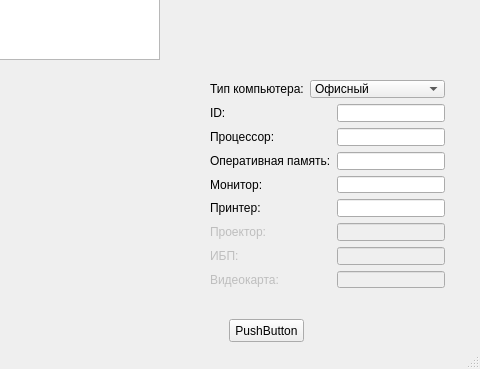
chalexyur/sadb, file mainwindow.ui: the form before one commit; both pictures show x 651 to 1131 and y 307 to 676 of the 1131 by 676 pixel window.
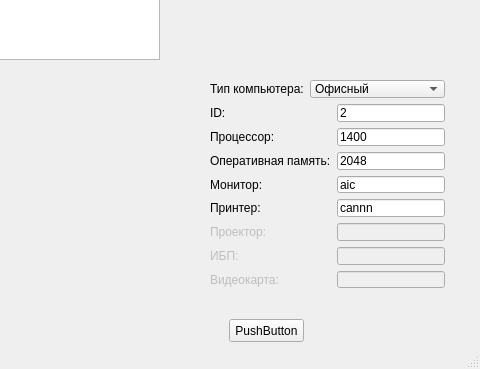
The form after the commit. Icons and pictures are not drawn.

Patch:
```diff
--- a/mainwindow.ui
+++ b/mainwindow.ui
@@ -171,6 +171,9 @@
        <property name="inputMask">
         <string>9</string>
        </property>
+       <property name="text">
+        <string>2</string>
+       </property>
        <property name="readOnly">
         <bool>true</bool>
        </property>
@@ -200,6 +203,9 @@
        <property name="inputMask">
         <string>99999</string>
        </property>
+       <property name="text">
+        <string>1400</string>
+       </property>
       </widget>
      </item>
      <item row="3" column="0" colspan="2">
@@ -220,6 +226,9 @@
        <property name="inputMask">
         <string>99999</string>
        </property>
+       <property name="text">
+        <string>2048</string>
+       </property>
       </widget>
      </item>
      <item row="4" column="0">
@@ -237,6 +246,9 @@
        <property name="enabled">
         <bool>true</bool>
        </property>
+       <property name="text">
+        <string>aic</string>
+       </property>
       </widget>
      </item>
      <item row="5" column="0">
@@ -254,6 +266,9 @@
        <property name="enabled">
         <bool>true</bool>
        </property>
+       <property name="text">
+        <string>cannn</string>
+       </property>
       </widget>
      </item>
      <item row="6" column="0">
```
